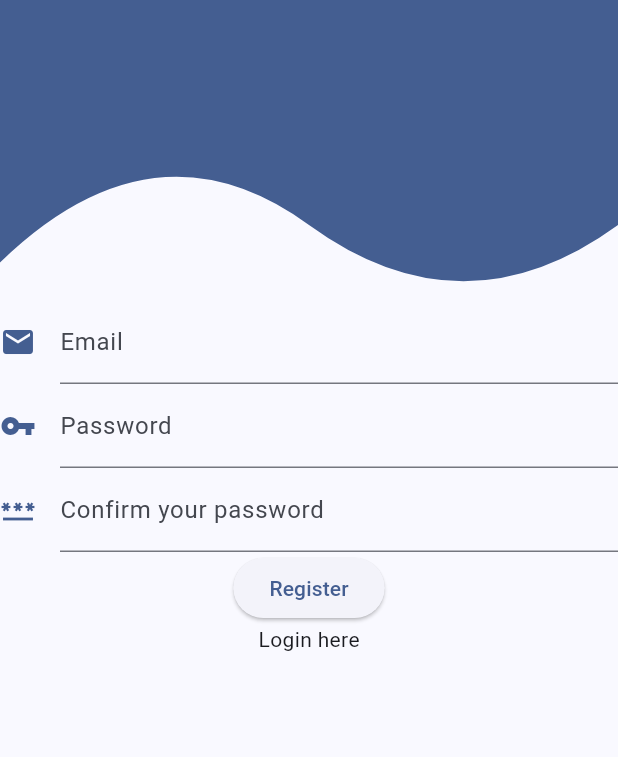
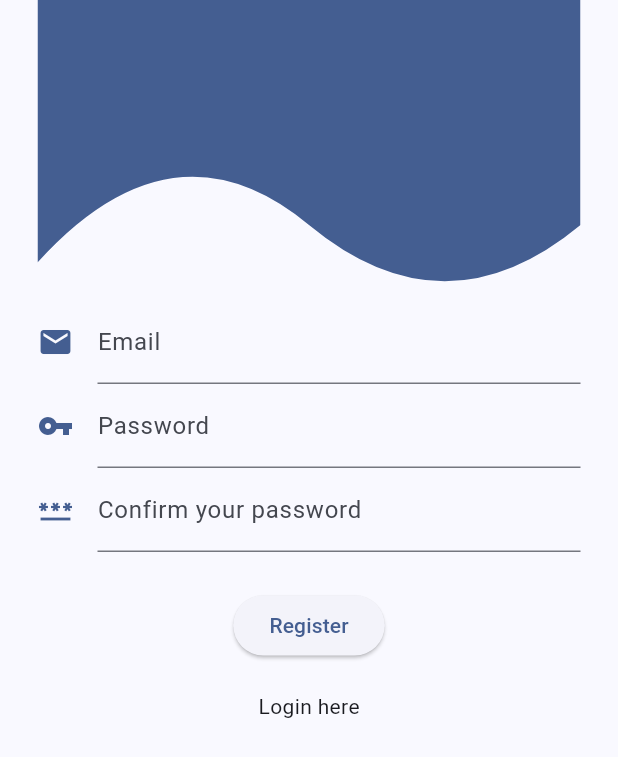
Before and after one commit to Heistoo/PII_4S, a Flutter app: the screen it shows after launch, on a phone screen of 412 x 824 dp. Shown: the top 757 px of the screen. Run offline on Flutter 3.47's test engine with Material 3 defaults, Android fonts, the phone set to English and light mode, and no system bars.

Commit message:
adjust styling of login container

```diff
--- a/lib/flutter_authentication/authentication_screen.dart
+++ b/lib/flutter_authentication/authentication_screen.dart
@@ -21,8 +21,11 @@ class _AuthenticationScreenState extends State<AuthenticationScreen> {
     return Scaffold(
       body: Form(
         key: _formKey,
+        child: Padding(
+          padding: const EdgeInsets.symmetric(horizontal: 25),
           child: Column(
             children: [
+              // const SizedBox(height: 50),
               const Wave(),
               AuthenticationTextFormField(
                 icon: Icons.email,
@@ -40,10 +43,12 @@ class _AuthenticationScreenState extends State<AuthenticationScreen> {
                 label: 'Confirm your password',
                 textEditingController: passwordConfirmationHandler,
               ),
+              const SizedBox(height: 25),
               ElevatedButton(
                 onPressed: () {},
                 child: Text(register == true ? 'Register' : "Login"),
               ),
+              const SizedBox(height: 20),
               InkWell(
                 onTap: () {
                   setState(() => register = !register);
@@ -56,6 +61,7 @@ class _AuthenticationScreenState extends State<AuthenticationScreen> {
             ],
           ),
         ),
+      ),
     );
   }
 }
```
Lines whose indentation alone changed are shown as unchanged.
